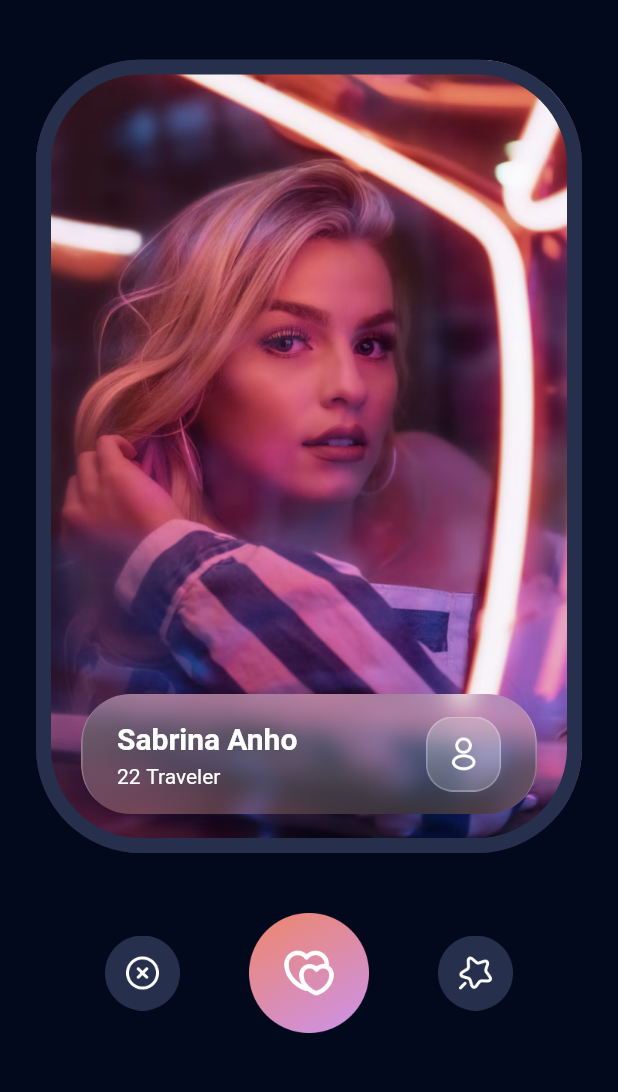
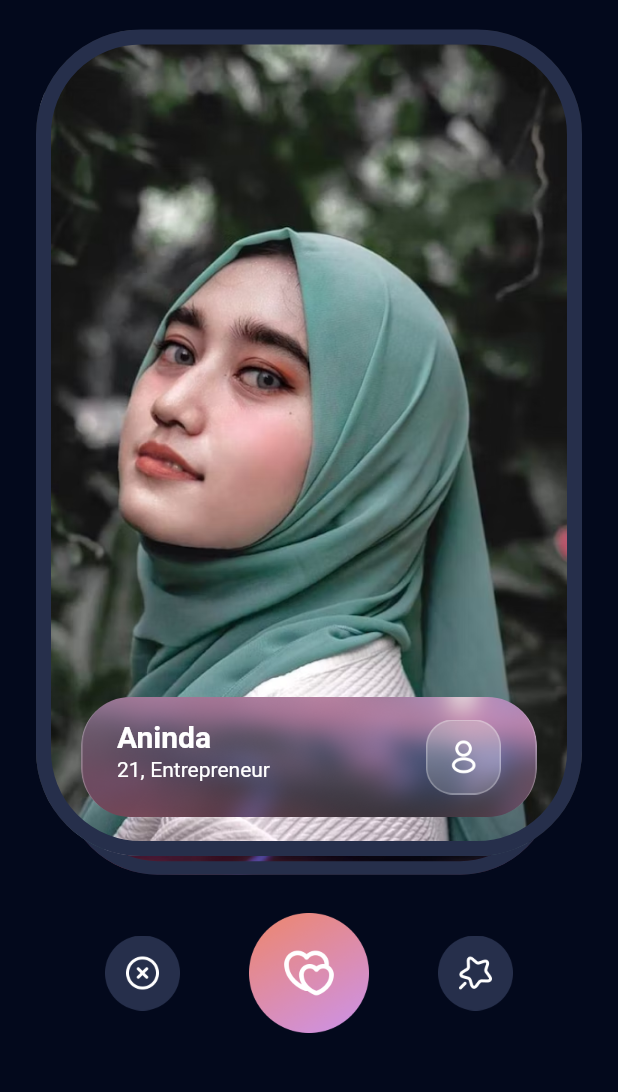
Before and after one commit to irfanzidniofficial/flutter_sarang_app_like_tinder, a Flutter app: the ExplorePeopleScreen screen opened by its route, on a phone screen of 412 x 824 dp, the part 143-1235 px from its top. Run offline on Flutter 3.47's test engine with Material 2 defaults, Android fonts, the phone set to English and light mode, and no system bars; drawn by our look-alikes of appinio_swiper; our stand-ins replace bloc, flutter_bloc, google_fonts, image_picker, shared_preferences; accounts and stored records are empty.

Commit message:
explore people bloc to swipe card

```diff
--- a/lib/main.dart
+++ b/lib/main.dart
@@ -2,6 +2,7 @@ import 'package:flutter/material.dart';
 import 'package:flutter_bloc/flutter_bloc.dart';
 import 'package:flutter_sarang_app_like_tinder/src/app.dart';
 import 'package:flutter_sarang_app_like_tinder/src/features/authentication/presentation/bloc/auth_bloc.dart';
+import 'package:flutter_sarang_app_like_tinder/src/features/like_you/presentation/bloc/explore_people_bloc.dart';
 
 void main() => runApp(const MyApp());
 
@@ -10,12 +11,16 @@ class MyApp extends StatelessWidget {
 
   @override
   Widget build(BuildContext context) {
-    return  MultiBlocProvider(
+    return MultiBlocProvider(
       providers: [
-        BlocProvider(create: (context) => AuthBloc(),)
+        BlocProvider(
+          create: (context) => AuthBloc(),
+        ),
+        BlocProvider(
+          create: (context) => ExplorePeopleBloc(),
+        ),
       ],
-
-      child: AppScreen(),
+      child: const AppScreen(),
     );
   }
 }
--- a/lib/src/app.dart
+++ b/lib/src/app.dart
@@ -36,8 +36,7 @@ class _AppScreenState extends State<AppScreen> {
       debugShowCheckedModeBanner: false,
       title: 'Material App',
       theme: getApplicationThemeData(),
-      home: isRegister ? ExplorePeopleScreen() : SignUpScreen(),
-
+      home: isRegister ? const ExplorePeopleScreen() : const SignUpScreen(),
       routes: {
         SignUpScreen.routeName: (context) => const SignUpScreen(),
         SignUpUploadPhotoScreen.routeName: (context) =>
--- a/lib/src/common_widgets/explore_people_button_widget.dart
+++ b/lib/src/common_widgets/explore_people_button_widget.dart
@@ -1,9 +1,15 @@
+import 'package:appinio_swiper/appinio_swiper.dart';
 import 'package:flutter/material.dart';
 
 import 'match_button_widget.dart';
 
 class ExplorePeopleButtonWidget extends StatelessWidget {
-  const ExplorePeopleButtonWidget({super.key});
+  const ExplorePeopleButtonWidget({
+    super.key,
+    required this.controller,
+  });
+
+  final AppinioSwiperController controller;
 
   @override
   Widget build(BuildContext context) {
@@ -12,7 +18,9 @@ class ExplorePeopleButtonWidget extends StatelessWidget {
       children: [
         MatchButtonWidget(
           iconPath: 'icon_close.png',
-          onTap: () {},
+          onTap: () {
+            controller.swipeLeft();
+          },
         ),
         MatchButtonWidget(
           dimension: 80.0,
@@ -21,7 +29,9 @@ class ExplorePeopleButtonWidget extends StatelessWidget {
         ),
         MatchButtonWidget(
           iconPath: 'icon_favorite.png',
-          onTap: () {},
+          onTap: () {
+            controller.swipeRight();
+          },
         ),
       ],
     );
--- a/lib/src/common_widgets/glass_card_widget.dart
+++ b/lib/src/common_widgets/glass_card_widget.dart
@@ -1,5 +1,6 @@
 import 'package:flutter/material.dart';
 
+import '../features/like_you/domain/user.dart';
 import '../theme_manager/asset_image_icon_manager.dart';
 import '../theme_manager/font_manager.dart';
 import '../theme_manager/style_manager.dart';
@@ -8,7 +9,10 @@ import '../theme_manager/values_manager.dart';
 class GlassCardWidget extends StatelessWidget {
   const GlassCardWidget({
     Key? key,
+    required this.user,
   }) : super(key: key);
+
+  final User user;
 
   @override
   Widget build(BuildContext context) {
@@ -39,14 +43,14 @@ class GlassCardWidget extends StatelessWidget {
             crossAxisAlignment: CrossAxisAlignment.start,
             children: [
               Text(
-                'Sabrina Anho',
+                user.fullName,
                 style: getWhiteTextStyle(
                   fontSize: FontSizeManager.f20,
                   fontWeight: FontWeightManager.semibold,
                 ),
               ),
               Text(
-                '22 Traveler',
+                '${user.age}, ${user.occupation}',
                 style: getWhiteTextStyle(
                   fontSize: FontSizeManager.f14,
                 ),
--- a/lib/src/common_widgets/match_card_widget.dart
+++ b/lib/src/common_widgets/match_card_widget.dart
@@ -1,12 +1,14 @@
 import 'package:flutter/material.dart';
-import 'package:flutter_sarang_app_like_tinder/src/theme_manager/asset_image_icon_manager.dart';
+import 'package:flutter_sarang_app_like_tinder/src/features/like_you/domain/user.dart';
 import 'package:flutter_sarang_app_like_tinder/src/theme_manager/color_manager.dart';
 import 'package:flutter_sarang_app_like_tinder/src/theme_manager/values_manager.dart';
 
 import 'glass_card_widget.dart';
 
 class MatchCardWidget extends StatelessWidget {
-  const MatchCardWidget({super.key});
+  const MatchCardWidget({super.key, required this.user});
+
+  final User user;
 
   @override
   Widget build(BuildContext context) {
@@ -16,10 +18,10 @@ class MatchCardWidget extends StatelessWidget {
         Container(
           width: double.infinity,
           decoration: BoxDecoration(
-            image: const DecorationImage(
+            image: DecorationImage(
               fit: BoxFit.cover,
               image: AssetImage(
-                '${AssetImageIconManager.assetPath}/people_love2_image.png',
+                user.imagePath,
               ),
             ),
             border: Border.all(
@@ -30,7 +32,9 @@ class MatchCardWidget extends StatelessWidget {
             borderRadius: BorderRadius.circular(AppSize.s70),
           ),
         ),
-        const GlassCardWidget(),
+        GlassCardWidget(
+          user: user,
+        ),
       ],
     );
   }
--- /dev/null
+++ b/lib/src/features/like_you/data/data_user_dummy.dart
@@ -0,0 +1,29 @@
+import '../../../theme_manager/asset_image_icon_manager.dart';
+import '../domain/user.dart';
+
+List<User> dataUserDummy = [
+  User(
+    fullName: 'Yunita',
+    age: 22,
+    occupation: 'Teacher',
+    description:
+        'Improve economy of the world by teaching students how to manage money and invest to the greater good in these luxury.',
+    imagePath: '${AssetImageIconManager.assetPath}/people_love1_image.png',
+  ),
+  User(
+    fullName: 'Rimadona',
+    age: 24,
+    occupation: 'Doctor',
+    description:
+        'Helping people life is really fun for me and I really wanted to cure the world from all ofthe disease that we currently have.',
+    imagePath: '${AssetImageIconManager.assetPath}/people_love2_image.png',
+  ),
+  User(
+    fullName: 'Aninda',
+    age: 21,
+    occupation: 'Entrepreneur',
+    description:
+        'I want to have big business and create a great impact for the people, finance, health, and many good things in this world.',
+    imagePath: '${AssetImageIconManager.assetPath}/people_love3_image.png',
+  ),
+];
--- /dev/null
+++ b/lib/src/features/like_you/domain/user.dart
@@ -0,0 +1,15 @@
+class User {
+  final String fullName;
+  final int age;
+  final String occupation;
+  final String description;
+  final String imagePath;
+
+  User({
+    required this.fullName,
+    required this.age,
+    required this.occupation,
+    required this.description,
+    required this.imagePath,
+  });
+}
--- /dev/null
+++ b/lib/src/features/like_you/presentation/bloc/explore_people_bloc.dart
@@ -0,0 +1,18 @@
+import 'package:bloc/bloc.dart';
+import 'package:flutter_sarang_app_like_tinder/src/features/like_you/data/data_user_dummy.dart';
+import 'package:meta/meta.dart';
+
+import '../../domain/user.dart';
+
+part 'explore_people_event.dart';
+part 'explore_people_state.dart';
+
+class ExplorePeopleBloc extends Bloc<ExplorePeopleEvent, ExplorePeopleState> {
+  ExplorePeopleBloc() : super(ExplorePeopleInitial()) {
+    on<OnExplorePeopleEventCalled>((event, emit) async {
+      emit(ExplorePeopleLoading());
+      await Future.delayed(const Duration(seconds: 1));
+      emit(ExplorePeopleLoaded(dataUserDummy));
+    });
+  }
+}
--- /dev/null
+++ b/lib/src/features/like_you/presentation/bloc/explore_people_event.dart
@@ -0,0 +1,8 @@
+part of 'explore_people_bloc.dart';
+
+@immutable
+abstract class ExplorePeopleEvent {}
+
+
+
+class OnExplorePeopleEventCalled extends ExplorePeopleEvent{}
--- /dev/null
+++ b/lib/src/features/like_you/presentation/bloc/explore_people_state.dart
@@ -0,0 +1,13 @@
+part of 'explore_people_bloc.dart';
+
+@immutable
+abstract class ExplorePeopleState {}
+
+class ExplorePeopleInitial extends ExplorePeopleState {}
+
+class ExplorePeopleLoading extends ExplorePeopleState {}
+class ExplorePeopleLoaded extends ExplorePeopleState {
+  final List<User> result;
+
+  ExplorePeopleLoaded(this.result);
+}
--- a/lib/src/features/like_you/presentation/explore_people_screen.dart
+++ b/lib/src/features/like_you/presentation/explore_people_screen.dart
@@ -1,9 +1,12 @@
+import 'package:appinio_swiper/appinio_swiper.dart';
 import 'package:flutter/material.dart';
+import 'package:flutter_bloc/flutter_bloc.dart';
 import 'package:flutter_sarang_app_like_tinder/src/common_widgets/explore_people_app_bar_widget.dart';
 import 'package:flutter_sarang_app_like_tinder/src/common_widgets/explore_people_button_widget.dart';
 import 'package:flutter_sarang_app_like_tinder/src/common_widgets/match_card_widget.dart';
 import 'package:flutter_sarang_app_like_tinder/src/features/authentication/data/data_user_account_local.dart';
 import 'package:flutter_sarang_app_like_tinder/src/features/authentication/domain/user_account.dart';
+import 'package:flutter_sarang_app_like_tinder/src/features/like_you/presentation/bloc/explore_people_bloc.dart';
 import 'package:flutter_sarang_app_like_tinder/src/theme_manager/values_manager.dart';
 
 class ExplorePeopleScreen extends StatefulWidget {
@@ -17,6 +20,8 @@ class ExplorePeopleScreen extends StatefulWidget {
 class _ExplorePeopleScreenState extends State<ExplorePeopleScreen> {
   UserAccount? account;
 
+  final cardController = AppinioSwiperController();
+
   getDataUserAccount() async {
     final data = await DataUserAccountLocal.getDataUserAccountFromStorage();
 
@@ -28,7 +33,14 @@ class _ExplorePeopleScreenState extends State<ExplorePeopleScreen> {
   @override
   void initState() {
     super.initState();
+    context.read<ExplorePeopleBloc>().add(OnExplorePeopleEventCalled());
     getDataUserAccount();
+  }
+
+  @override
+  void dispose() {
+    cardController.dispose();
+    super.dispose();
   }
 
   @override
@@ -45,21 +57,46 @@ class _ExplorePeopleScreenState extends State<ExplorePeopleScreen> {
               imagePath: account?.imageProfile,
             ),
             const SizedBox(
-              height: AppSize.s40,
+              height: AppSize.s20,
             ),
-            Expanded(
-              child: Column(
-                children: const [
-                  Expanded(
-                    child: MatchCardWidget(),
-                  ),
-                ],
-              ),
+            BlocBuilder<ExplorePeopleBloc, ExplorePeopleState>(
+              builder: (context, state) {
+                if (state is ExplorePeopleLoading) {
+                  return const CircularProgressIndicator();
+                }
+                if (state is ExplorePeopleLoaded) {
+                  final users = state.result;
+                  List<Widget> cards = [];
+                  for (var user in users) {
+                    cards.add(MatchCardWidget(user: user));
+                  }
+                  return Expanded(
+                    child: Column(
+                      children: [
+                        Expanded(
+                          child: AppinioSwiper(
+                            controller: cardController,
+                            onEnd: () {
+                              context
+                                  .read<ExplorePeopleBloc>()
+                                  .add(OnExplorePeopleEventCalled());
+                            },
+                            cards: cards,
+                          ),
+                        ),
+                        const SizedBox(
+                          height: AppSize.s38,
+                        ),
+                        ExplorePeopleButtonWidget(
+                          controller: cardController,
+                        ),
+                      ],
+                    ),
+                  );
+                }
+                return Container();
+              },
             ),
-            const SizedBox(
-              height: AppSize.s40,
-            ),
-            const ExplorePeopleButtonWidget(),
           ],
         ),
       ),
--- a/pubspec.yaml
+++ b/pubspec.yaml
@@ -40,6 +40,7 @@ dependencies:
   flutter_bloc: ^8.1.1
   shared_preferences: ^2.0.17
   image_picker: ^0.8.6+1
+  appinio_swiper: ^1.1.1
 
 dev_dependencies:
   flutter_test:
```
Also changed, not shown: pubspec.lock.
